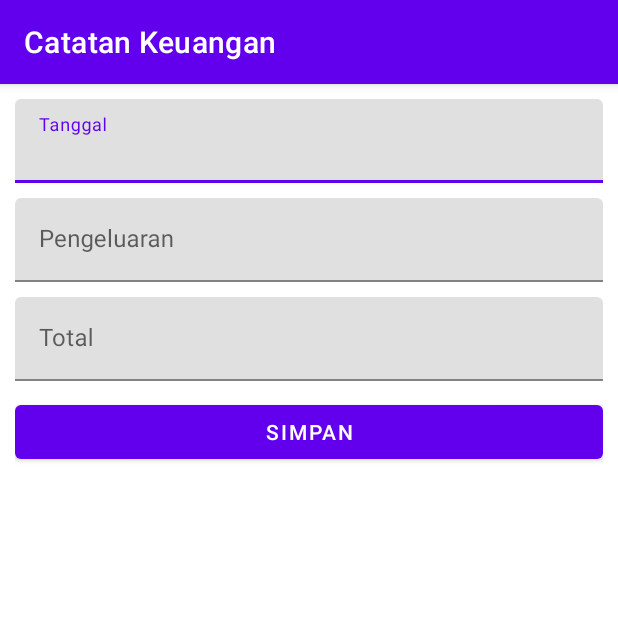
After one commit to yulimaurya22/Catatan_Keuangan, an Android app: the TambahActivity screen opened directly, with no data from a screen before it, on a phone screen of 412 x 824 dp, the top half of it. The commit adds this screen. Run offline under Robolectric (Android 15) with nearby library versions, the phone set to English and light mode, and no system bars; Roboto replaces fonts that are not available here.

Commit message:
TambahActivity

```diff
--- a/app/src/main/AndroidManifest.xml
+++ b/app/src/main/AndroidManifest.xml
@@ -1,6 +1,6 @@
 <?xml version="1.0" encoding="utf-8"?>
 <manifest xmlns:android="http://schemas.android.com/apk/res/android"
-    xmlns:tools="http://schemas.android.com/tools">
+    xmlns:tools="http://schemas.android.com/tools" >
 
     <application
         android:allowBackup="true"
@@ -11,17 +11,24 @@
         android:roundIcon="@mipmap/ic_launcher_round"
         android:supportsRtl="true"
         android:theme="@style/Theme.CatatanKeuangan"
-        tools:targetApi="31">
+        tools:targetApi="31" >
+        <activity
+            android:name=".TambahActivity"
+            android:exported="false" >
+            <meta-data
+                android:name="android.app.lib_name"
+                android:value="" />
+        </activity>
         <activity
             android:name=".catatan"
-            android:exported="false">
+            android:exported="false" >
             <meta-data
                 android:name="android.app.lib_name"
                 android:value="" />
         </activity>
         <activity
             android:name=".MainActivity"
-            android:exported="true">
+            android:exported="true" >
             <intent-filter>
                 <action android:name="android.intent.action.MAIN" />
 
--- /dev/null
+++ b/app/src/main/java/com/yulia/catatankeuangan/TambahActivity.java
@@ -0,0 +1,14 @@
+package com.yulia.catatankeuangan;
+
+import androidx.appcompat.app.AppCompatActivity;
+
+import android.os.Bundle;
+
+public class TambahActivity extends AppCompatActivity {
+
+    @Override
+    protected void onCreate(Bundle savedInstanceState) {
+        super.onCreate(savedInstanceState);
+        setContentView(R.layout.activity_tambah);
+    }
+}
--- a/app/src/main/res/layout/activity_catatan.xml
+++ b/app/src/main/res/layout/activity_catatan.xml
@@ -43,6 +43,19 @@
         android:layout_marginRight="15dp"
         android:background="#DDD0C4">
 
+        <androidx.recyclerview.widget.RecyclerView
+            android:id="@+id/recycler_view"
+            android:layout_width="match_parent"
+            android:layout_height="wrap_content"/>
+
+        <Button
+            android:id="@+id/btn_tambah"
+            android:layout_width="match_parent"
+            android:layout_height="wrap_content"
+            android:text="Tambah"
+            android:layout_alignParentBottom="true"
+            android:layout_margin="10dp"/>
+
     </RelativeLayout>
 
 </RelativeLayout>
--- /dev/null
+++ b/app/src/main/res/layout/activity_tambah.xml
@@ -0,0 +1,61 @@
+<?xml version="1.0" encoding="utf-8"?>
+<ScrollView xmlns:android="http://schemas.android.com/apk/res/android"
+    xmlns:app="http://schemas.android.com/apk/res-auto"
+    xmlns:tools="http://schemas.android.com/tools"
+    android:layout_width="match_parent"
+    android:layout_height="match_parent"
+    tools:context=".TambahActivity">
+
+    <LinearLayout
+        android:layout_width="match_parent"
+        android:layout_height="wrap_content"
+        android:padding="10dp"
+        android:orientation="vertical">
+
+        <com.google.android.material.textfield.TextInputLayout
+            android:layout_width="match_parent"
+            android:layout_height="wrap_content"
+            android:layout_marginBottom="10dp">
+            <EditText
+                android:id="@+id/tanggal"
+                android:layout_width="match_parent"
+                android:layout_height="wrap_content"
+                android:inputType="text"
+                android:hint="Tanggal"
+                android:autofillHints=""/>
+        </com.google.android.material.textfield.TextInputLayout>
+
+        <com.google.android.material.textfield.TextInputLayout
+            android:layout_width="match_parent"
+            android:layout_height="wrap_content"
+            android:layout_marginBottom="10dp">
+            <EditText
+                android:id="@+id/pengeluaran"
+                android:layout_width="match_parent"
+                android:layout_height="wrap_content"
+                android:inputType="text"
+                android:hint="Pengeluaran"
+                android:autofillHints=""/>
+        </com.google.android.material.textfield.TextInputLayout>
+
+        <com.google.android.material.textfield.TextInputLayout
+            android:layout_width="match_parent"
+            android:layout_height="wrap_content"
+            android:layout_marginBottom="10dp">
+            <EditText
+                android:id="@+id/total"
+                android:layout_width="match_parent"
+                android:layout_height="wrap_content"
+                android:inputType="text"
+                android:hint="Total"
+                android:autofillHints=""/>
+        </com.google.android.material.textfield.TextInputLayout>
+        <Button
+            android:id="@+id/btn_save"
+            android:layout_width="match_parent"
+            android:layout_height="wrap_content"
+            android:text="Simpan"/>
+
+    </LinearLayout>
+
+</ScrollView>
```
